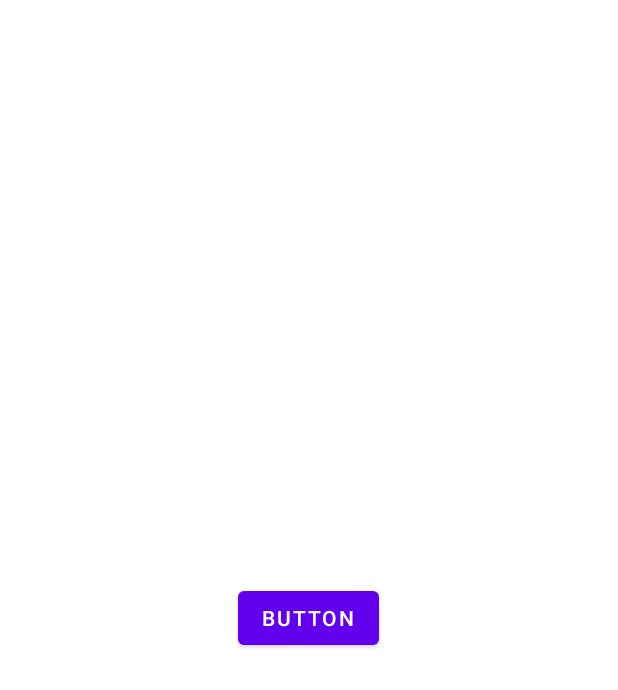
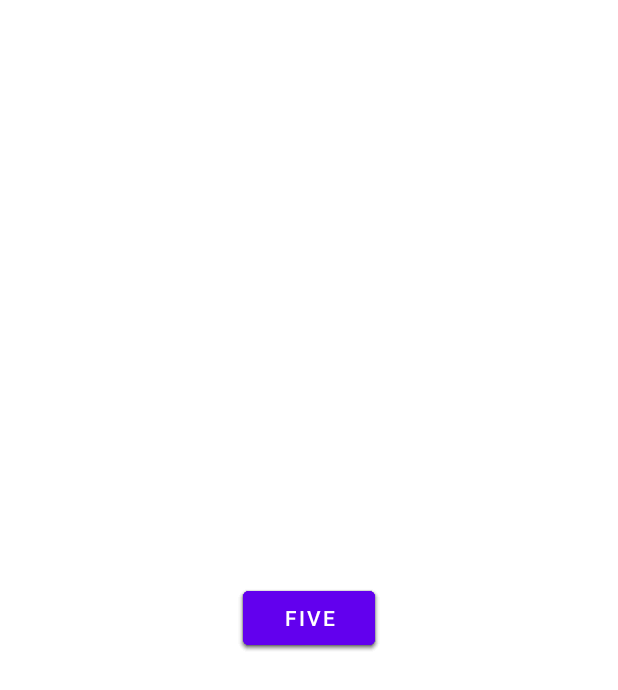
Before and after one commit to jinchaeeun/html, an Android app: the FrameActivity screen opened directly, with no data from a screen before it, on a phone screen of 412 x 824 dp. Shown: the top 690 px of the screen. Run offline under Robolectric (Android 15) with nearby library versions, the phone set to English and light mode, and no system bars.

Commit message:
button 5 create

```diff
--- a/app/src/main/res/layout/layout_frame.xml
+++ b/app/src/main/res/layout/layout_frame.xml
@@ -4,9 +4,37 @@
     android:layout_height="match_parent">
 
     <Button
-        android:id="@+id/button6"
+        android:id="@+id/oneBTN"
         android:layout_width="wrap_content"
         android:layout_height="wrap_content"
         android:layout_gravity="center"
-        android:text="Button" />
+        android:text="ONE" />
+
+    <Button
+        android:id="@+id/twoBTN"
+        android:layout_width="wrap_content"
+        android:layout_height="wrap_content"
+        android:layout_gravity="center"
+        android:text="TWO" />
+
+    <Button
+        android:id="@+id/threeBTN"
+        android:layout_width="wrap_content"
+        android:layout_height="wrap_content"
+        android:layout_gravity="center"
+        android:text="THREE" />
+
+    <Button
+        android:id="@+id/fourBTN"
+        android:layout_width="wrap_content"
+        android:layout_height="wrap_content"
+        android:layout_gravity="center"
+        android:text="FOUR" />
+
+    <Button
+        android:id="@+id/fiveBTN"
+        android:layout_width="wrap_content"
+        android:layout_height="wrap_content"
+        android:layout_gravity="center"
+        android:text="FIVE" />
 </FrameLayout>
```
